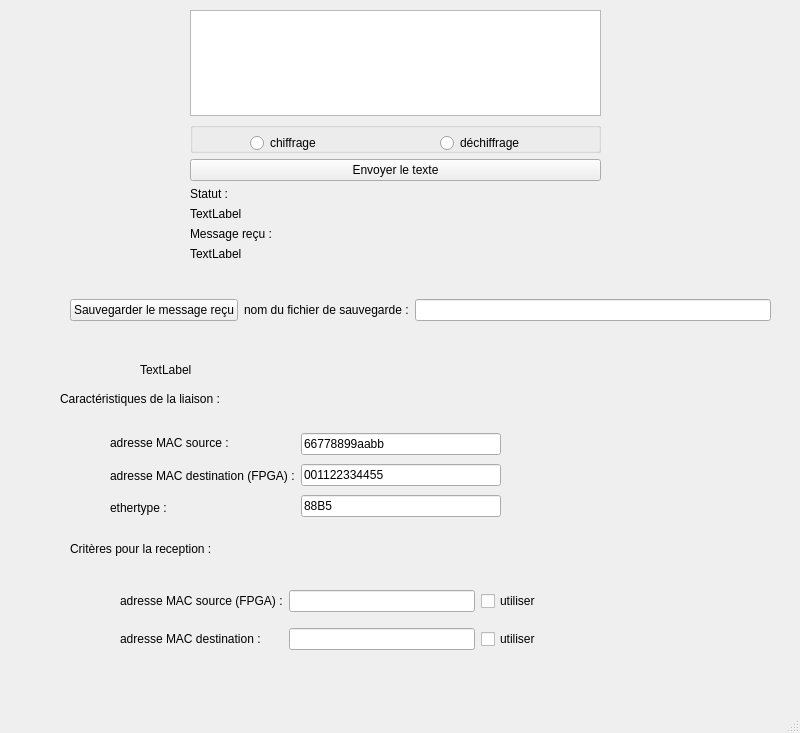
Qt form Interface_enigma_3/mainwindow.ui (ypareoo/ETH) before a commit.
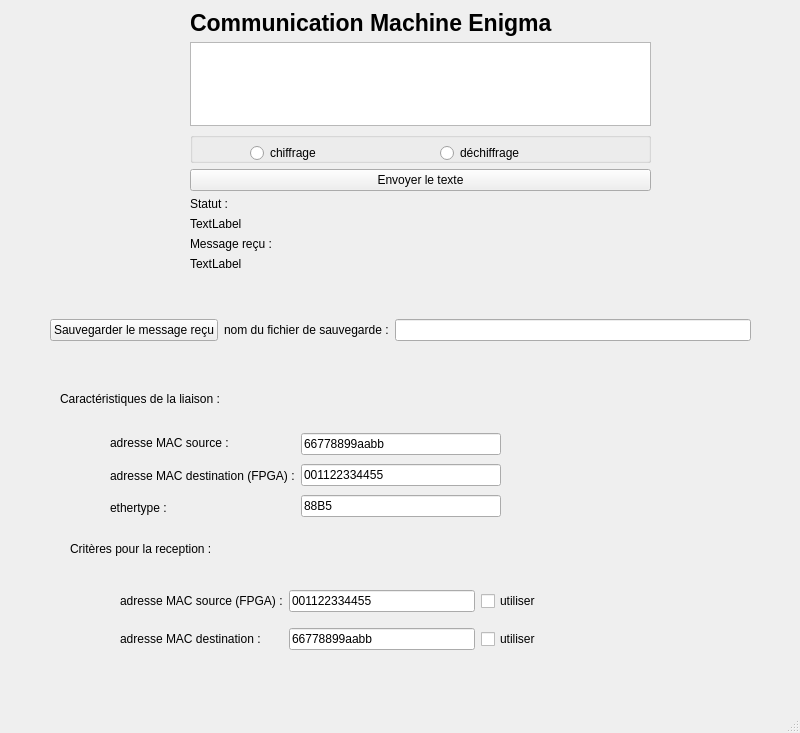
The same form after that commit.

Commit message: amélioration de l'interface graphique

What changed in the file:
```diff
--- a/Interface_enigma_3/mainwindow.ui
+++ b/Interface_enigma_3/mainwindow.ui
@@ -10,6 +10,12 @@
     <height>733</height>
    </rect>
   </property>
+  <property name="sizePolicy">
+   <sizepolicy hsizetype="Preferred" vsizetype="Preferred">
+    <horstretch>0</horstretch>
+    <verstretch>0</verstretch>
+   </sizepolicy>
+  </property>
   <property name="windowTitle">
    <string>MainWindow</string>
   </property>
@@ -19,12 +25,12 @@
      <rect>
       <x>140</x>
       <y>360</y>
-      <width>181</width>
+      <width>551</width>
       <height>20</height>
      </rect>
     </property>
     <property name="text">
-     <string>TextLabel</string>
+     <string/>
     </property>
    </widget>
    <widget class="QLabel" name="label_4">
@@ -45,19 +51,26 @@
      <rect>
       <x>190</x>
       <y>10</y>
-      <width>411</width>
-      <height>251</height>
+      <width>461</width>
+      <height>261</height>
      </rect>
     </property>
     <layout class="QGridLayout" name="gridLayout">
-     <item row="10" column="0">
-      <widget class="QLabel" name="statusLabel">
+     <item row="7" column="0">
+      <widget class="QPushButton" name="pushButton">
        <property name="text">
-        <string>TextLabel</string>
+        <string>Envoyer le texte</string>
        </property>
       </widget>
      </item>
-     <item row="4" column="0">
+     <item row="12" column="0">
+      <widget class="QLabel" name="label_2">
+       <property name="text">
+        <string>Message reçu :</string>
+       </property>
+      </widget>
+     </item>
+     <item row="5" column="0">
       <widget class="QTextEdit" name="textEdit">
        <property name="html">
         <string>&lt;!DOCTYPE HTML PUBLIC &quot;-//W3C//DTD HTML 4.0//EN&quot; &quot;http://www.w3.org/TR/REC-html40/strict.dtd&quot;&gt;
@@ -71,35 +84,14 @@
        </property>
       </widget>
      </item>
-     <item row="11" column="0">
-      <widget class="QLabel" name="label_2">
-       <property name="text">
-        <string>Message reçu :</string>
-       </property>
-      </widget>
-     </item>
-     <item row="6" column="0">
-      <widget class="QPushButton" name="pushButton">
-       <property name="text">
-        <string>Envoyer le texte</string>
-       </property>
-      </widget>
-     </item>
-     <item row="8" column="0">
+     <item row="9" column="0">
       <widget class="QLabel" name="label">
        <property name="text">
         <string>Statut :</string>
        </property>
       </widget>
      </item>
-     <item row="12" column="0">
-      <widget class="QLabel" name="MessageLabel">
-       <property name="text">
-        <string>TextLabel</string>
-       </property>
-      </widget>
-     </item>
-     <item row="5" column="0">
+     <item row="6" column="0">
       <widget class="QGroupBox" name="OptionChiffregroupBox">
        <property name="title">
         <string/>
@@ -135,13 +127,48 @@
        </widget>
       </widget>
      </item>
+     <item row="11" column="0">
+      <widget class="QLabel" name="statusLabel">
+       <property name="text">
+        <string>TextLabel</string>
+       </property>
+      </widget>
+     </item>
+     <item row="13" column="0">
+      <widget class="QLabel" name="MessageLabel">
+       <property name="text">
+        <string>TextLabel</string>
+       </property>
+      </widget>
+     </item>
+     <item row="4" column="0">
+      <widget class="QLabel" name="label_11">
+       <property name="sizePolicy">
+        <sizepolicy hsizetype="Preferred" vsizetype="Preferred">
+         <horstretch>0</horstretch>
+         <verstretch>0</verstretch>
+        </sizepolicy>
+       </property>
+       <property name="font">
+        <font>
+         <pointsize>17</pointsize>
+         <bold>true</bold>
+         <underline>false</underline>
+         <strikeout>false</strikeout>
+        </font>
+       </property>
+       <property name="text">
+        <string>Communication Machine Enigma</string>
+       </property>
+      </widget>
+     </item>
     </layout>
    </widget>
    <widget class="QWidget" name="horizontalLayoutWidget">
     <property name="geometry">
      <rect>
-      <x>70</x>
-      <y>270</y>
+      <x>50</x>
+      <y>290</y>
       <width>701</width>
       <height>80</height>
      </rect>
@@ -252,7 +279,11 @@
     </property>
     <layout class="QGridLayout" name="gridLayout_2">
      <item row="0" column="1">
-      <widget class="QLineEdit" name="ReceptionMACSRClineEdit"/>
+      <widget class="QLineEdit" name="ReceptionMACSRClineEdit">
+       <property name="text">
+        <string>001122334455</string>
+       </property>
+      </widget>
      </item>
      <item row="0" column="2">
       <widget class="QCheckBox" name="ReceptionSRCcheckBox">
@@ -269,7 +300,11 @@
       </widget>
      </item>
      <item row="1" column="1">
-      <widget class="QLineEdit" name="ReceptionMACDESTlineEdit"/>
+      <widget class="QLineEdit" name="ReceptionMACDESTlineEdit">
+       <property name="text">
+        <string>66778899aabb</string>
+       </property>
+      </widget>
      </item>
      <item row="0" column="0">
       <widget class="QLabel" name="label_9">
```
